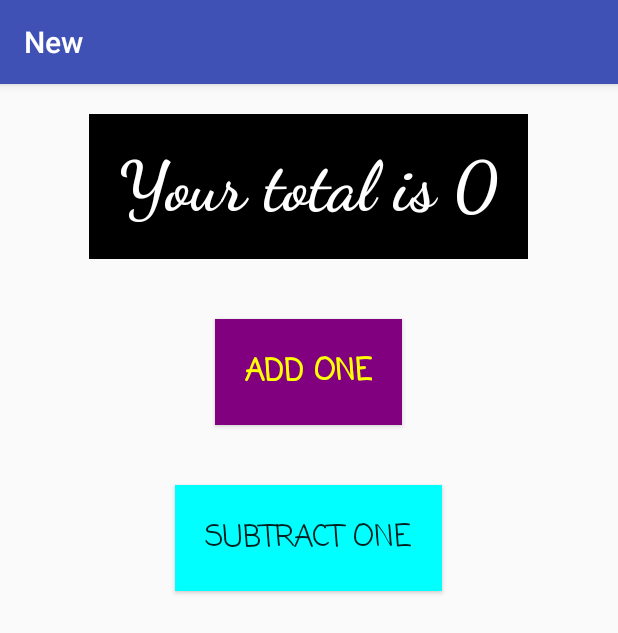
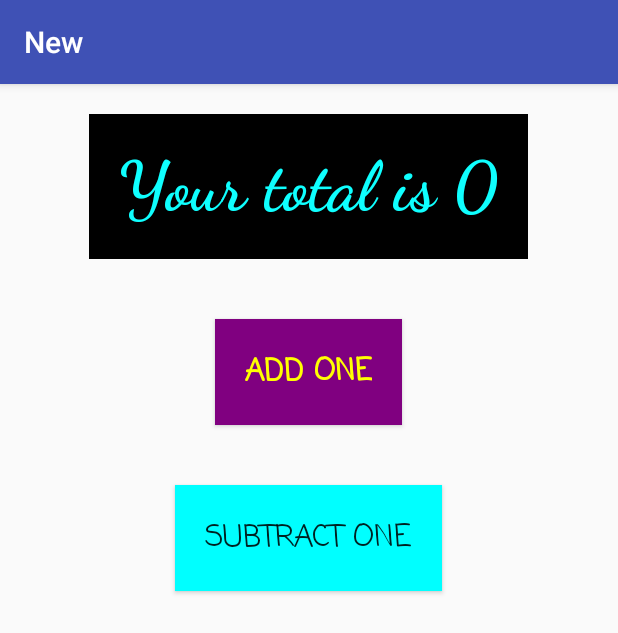
Before and after one commit to Lightning-Bug/SpiderApp, an Android app: the screen it shows after launch (MainActivity), on a phone screen of 412 x 824 dp. Shown: the top 633 px of the screen. Run offline under Robolectric (Android 15) with nearby library versions, the phone set to English and light mode, and no system bars.

```diff
--- a/app/src/main/res/layout/activity_main.xml
+++ b/app/src/main/res/layout/activity_main.xml
@@ -19,7 +19,7 @@
         android:layout_margin="20dp"
 
         android:textAppearance="@style/TextAppearance.AppCompat.Body1"
-        android:textColor="#ffffff"
+        android:textColor="#0fffff"
         android:textSize="45dp"
         android:textStyle="bold" />
 
```
